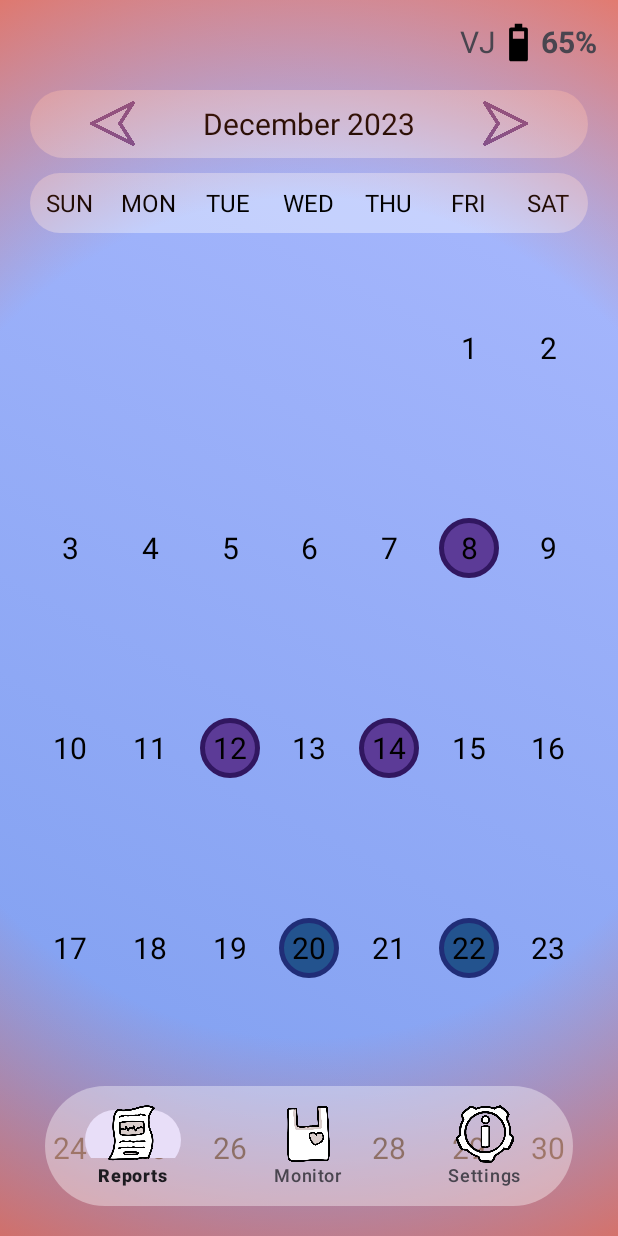
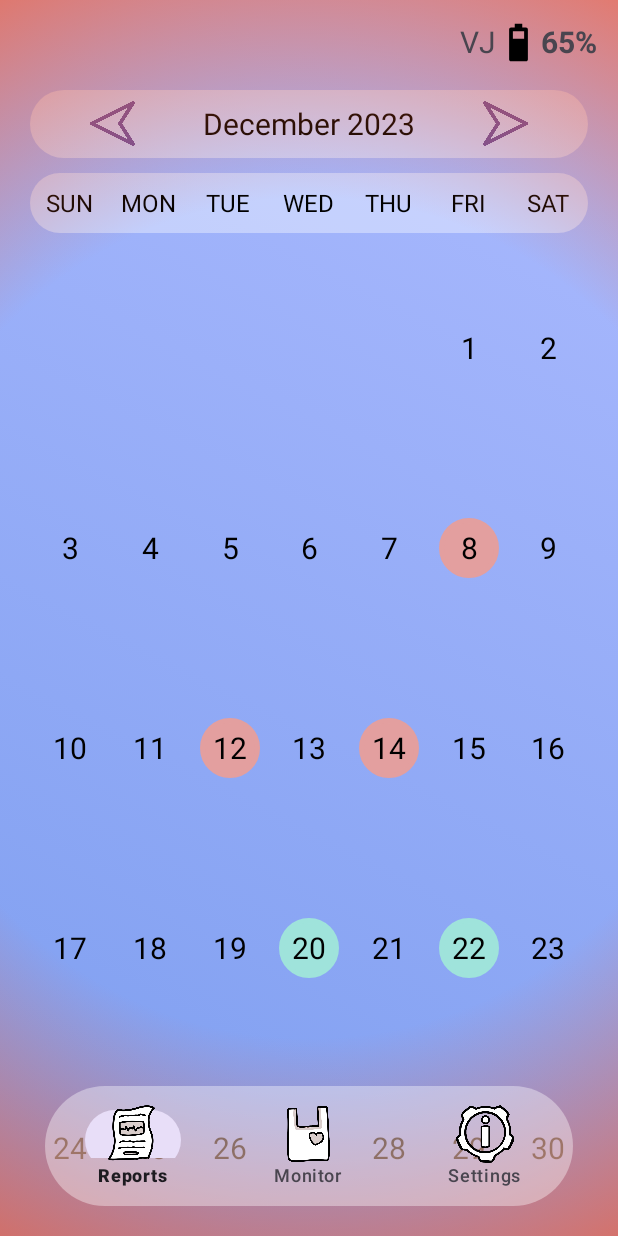
Before and after one commit to DiogoMendesss/SnorLacks, an Android app: the screen it shows after launch (BioLibTestActivity), after a tap on an icon or button, on a phone screen of 412 x 824 dp. Run offline under Robolectric (Android 15) with nearby library versions, the phone set to English and light mode, and no system bars; 1 statement that could not run was skipped.

Commit message:
add of BT request permission logcat feedback and change of the calendar cell color

```diff
--- /dev/null
+++ b/SnorLacksApp/app/src/main/res/anim/fade_in.xml
@@ -0,0 +1,4 @@
+<alpha xmlns:android="http://schemas.android.com/apk/res/android"
+    android:fromAlpha="0.0"
+    android:toAlpha="1.0"
+    android:duration="500" />
--- /dev/null
+++ b/SnorLacksApp/app/src/main/res/anim/fade_out.xml
@@ -0,0 +1,4 @@
+<alpha xmlns:android="http://schemas.android.com/apk/res/android"
+    android:fromAlpha="1.0"
+    android:toAlpha="0.0"
+    android:duration="500" />
--- a/SnorLacksApp/app/src/main/res/drawable/calendar_cell_bad_circle.xml
+++ b/SnorLacksApp/app/src/main/res/drawable/calendar_cell_bad_circle.xml
@@ -1,6 +1,6 @@
 <shape xmlns:android="http://schemas.android.com/apk/res/android"
     android:shape="oval">
-    <solid android:color="#5C3B97"></solid>
+    <solid android:color="#E39F9F"></solid>
     <stroke android:width="3dp"
-        android:color="#311760"></stroke>
+        android:color="#E39F9F"></stroke>
 </shape>
--- a/SnorLacksApp/app/src/main/res/drawable/calendar_cell_good_circle.xml
+++ b/SnorLacksApp/app/src/main/res/drawable/calendar_cell_good_circle.xml
@@ -1,6 +1,6 @@
 <shape xmlns:android="http://schemas.android.com/apk/res/android"
     android:shape="oval">
-    <solid android:color="#23538E"></solid>
+    <solid android:color="#9FE3DB"></solid>
     <stroke android:width="3dp"
-        android:color="#202D77"></stroke>
+        android:color="#9FE3DB"></stroke>
 </shape>
```
Also changed, not shown: SnorLacksApp/app/src/main/AndroidManifest.xml (+13 -2 lines), SnorLacksApp/app/src/main/java/com/snorlacks/snorlacksapp/SearchDeviceActivity.java (+17 -6 lines), 1 other file.
